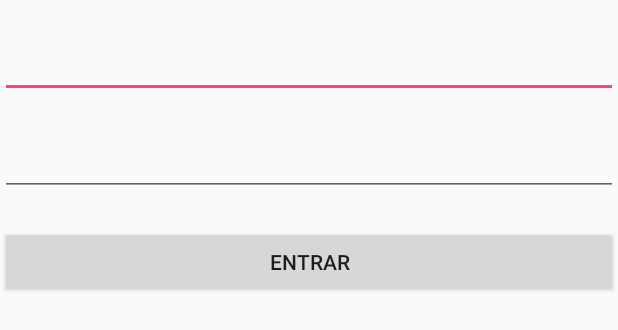
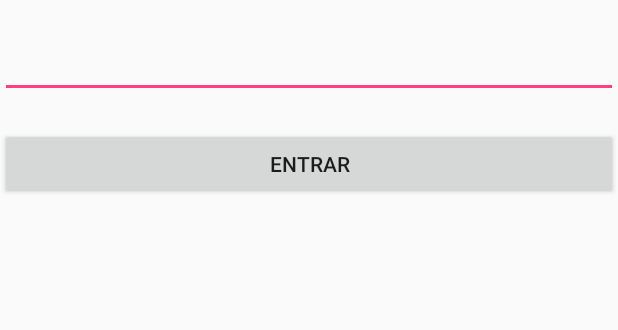
Before and after one commit to bloderxd/socket-chat-android, an Android app: the layout activity_login.xml on its own in the app's theme, with its tools: preview values and no code run, on a phone screen of 412 x 824 dp. Shown: the top 330 px of the screen. Run offline under Robolectric (Android 15) with nearby library versions, the phone set to English and light mode, and no system bars.

```diff
--- a/app/src/main/java/com/example/bloder/socketchat/chat/login/LoginActivity.java
+++ b/app/src/main/java/com/example/bloder/socketchat/chat/login/LoginActivity.java
@@ -26,7 +26,6 @@ import io.socket.emitter.Emitter;
 public class LoginActivity extends AppCompatActivity {
 
     @ViewById protected EditText userName;
-    @ViewById protected EditText password;
 
     @AfterViews
     protected void afterViews(){
--- a/app/src/main/res/layout/activity_login.xml
+++ b/app/src/main/res/layout/activity_login.xml
@@ -16,12 +16,6 @@
             android:layout_height="wrap_content"
             android:layout_marginTop="20dp"/>
 
-        <EditText
-            android:id="@+id/password"
-            android:layout_width="match_parent"
-            android:layout_height="wrap_content"
-            android:layout_marginTop="20dp"/>
-
         <Button
             android:id="@+id/login"
             android:layout_width="match_parent"
```
